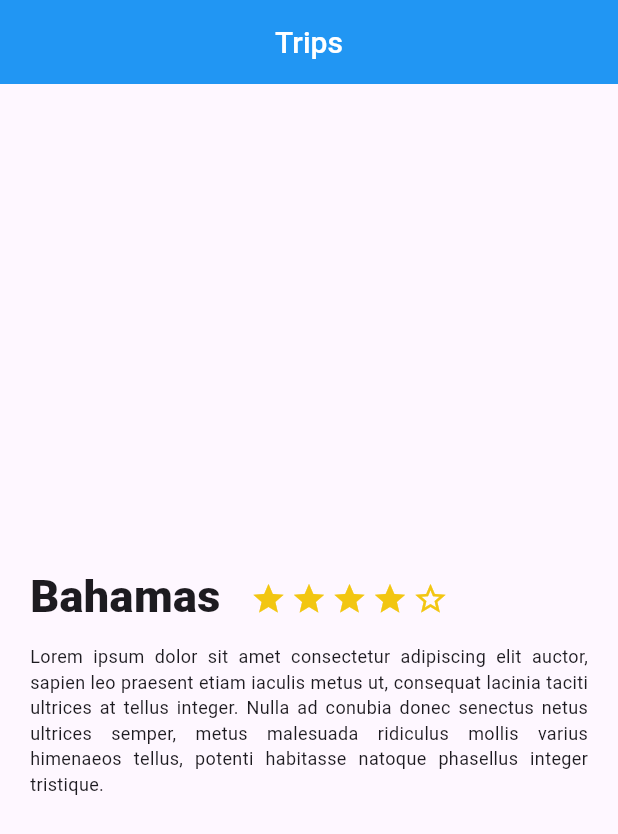
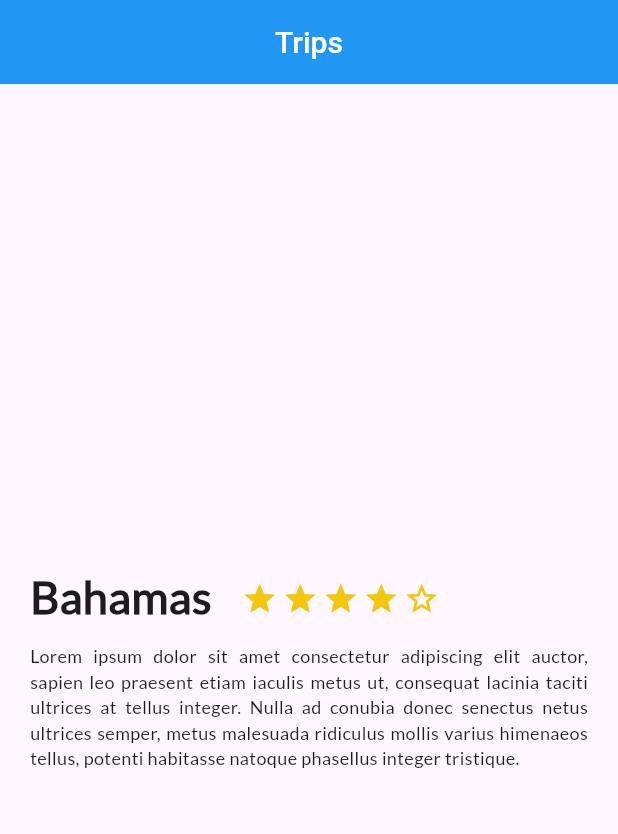
Before and after one commit to jorgekast18/platzi-trips, a Flutter app: the screen it shows after launch, on a phone screen of 412 x 824 dp. Shown: the top 834 px of the screen. Run offline on Flutter 3.47's test engine with Material 3 defaults, Android fonts, the phone set to English and light mode, and no system bars.

Commit message:
Add new typographic Lato

```diff
--- a/lib/description_place.dart
+++ b/lib/description_place.dart
@@ -52,7 +52,8 @@ class DescriptionPlace extends StatelessWidget {
           child: Text(
               namePlace,
             style: const TextStyle(
-              fontSize: 30,
+                fontFamily: 'Lato',
+                fontSize: 30,
               fontWeight: FontWeight.w900
             ),
             textAlign: TextAlign.left,
@@ -77,7 +78,7 @@ class DescriptionPlace extends StatelessWidget {
         right: 20
       ),
       child: Text(descriptionPlace,
-        style: const TextStyle(fontSize: 12),
+        style: const TextStyle(fontSize: 12, fontFamily: 'Lato',),
         textAlign: TextAlign.justify,
       ),
     );
--- a/pubspec.yaml
+++ b/pubspec.yaml
@@ -88,3 +88,8 @@ flutter:
   #
   # For details regarding fonts from package dependencies,
   # see https://flutter.dev/to/font-from-package
+
+  fonts:
+    - family: Lato
+      fonts:
+        - asset: fonts/Lato-Regular.ttf
```
Also changed, not shown: fonts/Lato-Regular.ttf (added).
